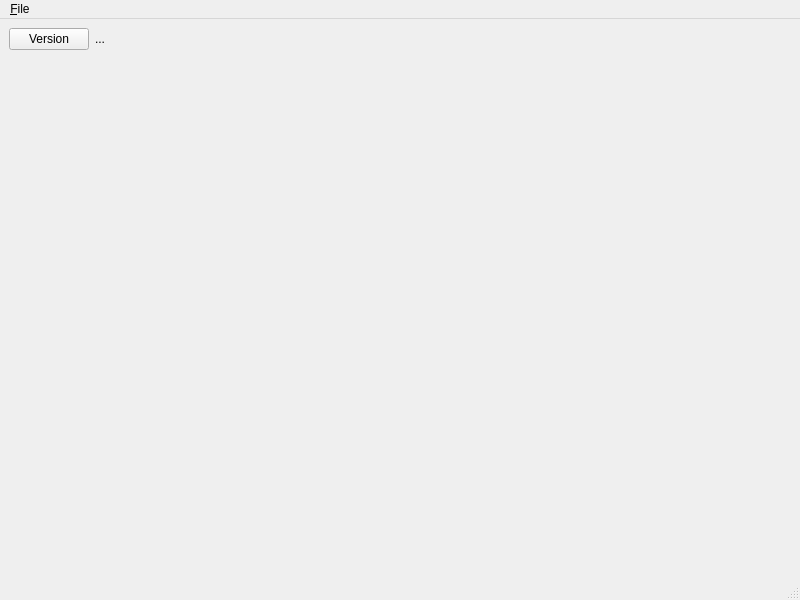
Before: the Qt Designer form src/lib/mainwindow.ui in hsorby/cellcreator, drawn with Qt 5.
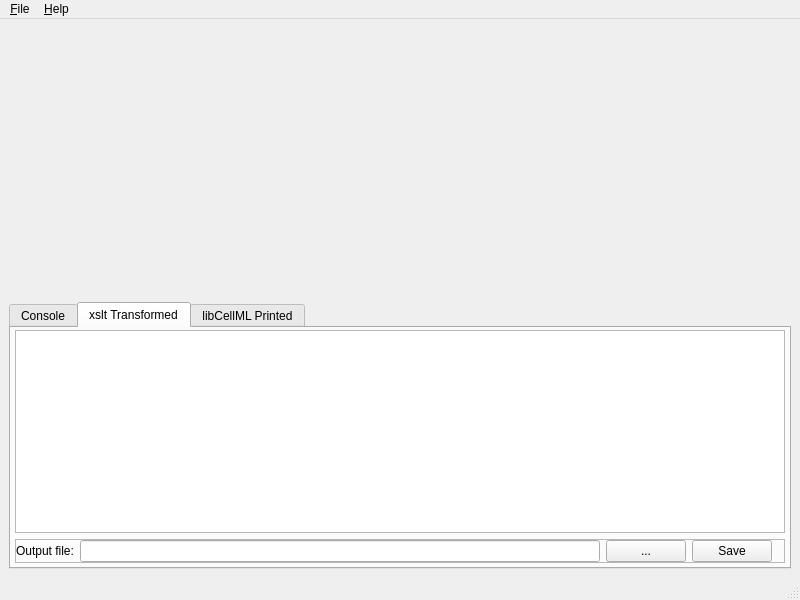
After: the same form once the commit is applied. The open tabs and pages were chosen to show the change. Custom widgets are drawn as their Qt base class.

Commit message: Enable parsing, validating, and printing of CellML 1.0, 1.1 models into CellML 2.0.

```diff
--- a/src/lib/mainwindow.ui
+++ b/src/lib/mainwindow.ui
@@ -14,24 +14,194 @@
    <string>MainWindow</string>
   </property>
   <widget class="QWidget" name="centralwidget">
-   <layout class="QFormLayout" name="formLayout">
-    <item row="0" column="0">
-     <layout class="QHBoxLayout" name="horizontalLayout">
-      <item>
-       <widget class="QPushButton" name="pushButtonVersion">
-        <property name="text">
-         <string>Version</string>
+   <layout class="QVBoxLayout" name="verticalLayout_3">
+    <item>
+     <widget class="DropArea" name="labelDropTarget">
+      <property name="sizePolicy">
+       <sizepolicy hsizetype="Preferred" vsizetype="Expanding">
+        <horstretch>0</horstretch>
+        <verstretch>0</verstretch>
+       </sizepolicy>
+      </property>
+      <property name="acceptDrops">
+       <bool>true</bool>
+      </property>
+      <property name="text">
+       <string>&lt;drop CellML 1.0 of CellML 1.1 model&gt;</string>
+      </property>
+      <property name="alignment">
+       <set>Qt::AlignCenter</set>
+      </property>
+     </widget>
+    </item>
+    <item>
+     <widget class="QTabWidget" name="tabWidget">
+      <property name="currentIndex">
+       <number>0</number>
+      </property>
+      <widget class="QWidget" name="tabConsole">
+       <attribute name="title">
+        <string>Console</string>
+       </attribute>
+       <layout class="QHBoxLayout" name="horizontalLayout_2">
+        <property name="leftMargin">
+         <number>4</number>
         </property>
-       </widget>
-      </item>
-      <item>
-       <widget class="QLabel" name="labelVersion">
-        <property name="text">
-         <string>...</string>
+        <property name="topMargin">
+         <number>2</number>
         </property>
-       </widget>
-      </item>
-     </layout>
+        <property name="rightMargin">
+         <number>4</number>
+        </property>
+        <property name="bottomMargin">
+         <number>4</number>
+        </property>
+        <item>
+         <widget class="QTextEdit" name="textEditReport"/>
+        </item>
+       </layout>
+      </widget>
+      <widget class="QWidget" name="tabTransformed">
+       <attribute name="title">
+        <string>xslt Transformed</string>
+       </attribute>
+       <layout class="QVBoxLayout" name="verticalLayout">
+        <property name="leftMargin">
+         <number>4</number>
+        </property>
+        <property name="topMargin">
+         <number>2</number>
+        </property>
+        <property name="rightMargin">
+         <number>4</number>
+        </property>
+        <property name="bottomMargin">
+         <number>4</number>
+        </property>
+        <item>
+         <widget class="QPlainTextEdit" name="plainTextEditXslt"/>
+        </item>
+        <item>
+         <widget class="QFrame" name="frameXsltTransformed">
+          <property name="frameShape">
+           <enum>QFrame::StyledPanel</enum>
+          </property>
+          <property name="frameShadow">
+           <enum>QFrame::Raised</enum>
+          </property>
+          <layout class="QHBoxLayout" name="horizontalLayout_3">
+           <property name="leftMargin">
+            <number>0</number>
+           </property>
+           <property name="topMargin">
+            <number>0</number>
+           </property>
+           <property name="rightMargin">
+            <number>12</number>
+           </property>
+           <property name="bottomMargin">
+            <number>0</number>
+           </property>
+           <item>
+            <widget class="QLabel" name="labelOutputFileXsltTransformed">
+             <property name="text">
+              <string>Output file:</string>
+             </property>
+            </widget>
+           </item>
+           <item>
+            <widget class="QLineEdit" name="lineEditOutputFileXsltTransformed"/>
+           </item>
+           <item>
+            <widget class="QPushButton" name="pushButtonOutputFileXsltTransformed">
+             <property name="text">
+              <string>...</string>
+             </property>
+            </widget>
+           </item>
+           <item>
+            <widget class="QPushButton" name="pushButtonOutputSaveXsltTransformed">
+             <property name="text">
+              <string>Save</string>
+             </property>
+            </widget>
+           </item>
+          </layout>
+         </widget>
+        </item>
+       </layout>
+      </widget>
+      <widget class="QWidget" name="tabPrinted">
+       <attribute name="title">
+        <string>libCellML Printed</string>
+       </attribute>
+       <layout class="QVBoxLayout" name="verticalLayout_2">
+        <property name="leftMargin">
+         <number>4</number>
+        </property>
+        <property name="topMargin">
+         <number>2</number>
+        </property>
+        <property name="rightMargin">
+         <number>4</number>
+        </property>
+        <property name="bottomMargin">
+         <number>4</number>
+        </property>
+        <item>
+         <widget class="QPlainTextEdit" name="plainTextEditLibCellMLPrinted"/>
+        </item>
+        <item>
+         <widget class="QFrame" name="frameLibCellMLPrinted">
+          <property name="frameShape">
+           <enum>QFrame::StyledPanel</enum>
+          </property>
+          <property name="frameShadow">
+           <enum>QFrame::Raised</enum>
+          </property>
+          <layout class="QHBoxLayout" name="horizontalLayout_4">
+           <property name="leftMargin">
+            <number>0</number>
+           </property>
+           <property name="topMargin">
+            <number>0</number>
+           </property>
+           <property name="rightMargin">
+            <number>12</number>
+           </property>
+           <property name="bottomMargin">
+            <number>0</number>
+           </property>
+           <item>
+            <widget class="QLabel" name="labelOutputFileLibCellMLPrinted">
+             <property name="text">
+              <string>Output file:</string>
+             </property>
+            </widget>
+           </item>
+           <item>
+            <widget class="QLineEdit" name="lineEditOutputFileLibCellMLPrinted"/>
+           </item>
+           <item>
+            <widget class="QPushButton" name="pushButtonOutputFileLibCellMLPrinted">
+             <property name="text">
+              <string>...</string>
+             </property>
+            </widget>
+           </item>
+           <item>
+            <widget class="QPushButton" name="pushButtonOutputSaveLibCellMLPrinted">
+             <property name="text">
+              <string>Save</string>
+             </property>
+            </widget>
+           </item>
+          </layout>
+         </widget>
+        </item>
+       </layout>
+      </widget>
+     </widget>
     </item>
    </layout>
   </widget>
@@ -50,7 +220,14 @@
     </property>
     <addaction name="actionQuit"/>
    </widget>
+   <widget class="QMenu" name="menu_Help">
+    <property name="title">
+     <string>&amp;Help</string>
+    </property>
+    <addaction name="actionAbout"/>
+   </widget>
    <addaction name="menu_File"/>
+   <addaction name="menu_Help"/>
   </widget>
   <widget class="QStatusBar" name="statusbar"/>
   <action name="actionQuit">
@@ -62,6 +239,13 @@
    </property>
   </action>
  </widget>
+ <customwidgets>
+  <customwidget>
+   <class>DropArea</class>
+   <extends>QLabel</extends>
+   <header>droparea.h</header>
+  </customwidget>
+ </customwidgets>
  <resources/>
  <connections>
   <connection>
```
Left out of the diff: 7 changed lines with no effect on the pictures. The commit also changes 13 other files.
